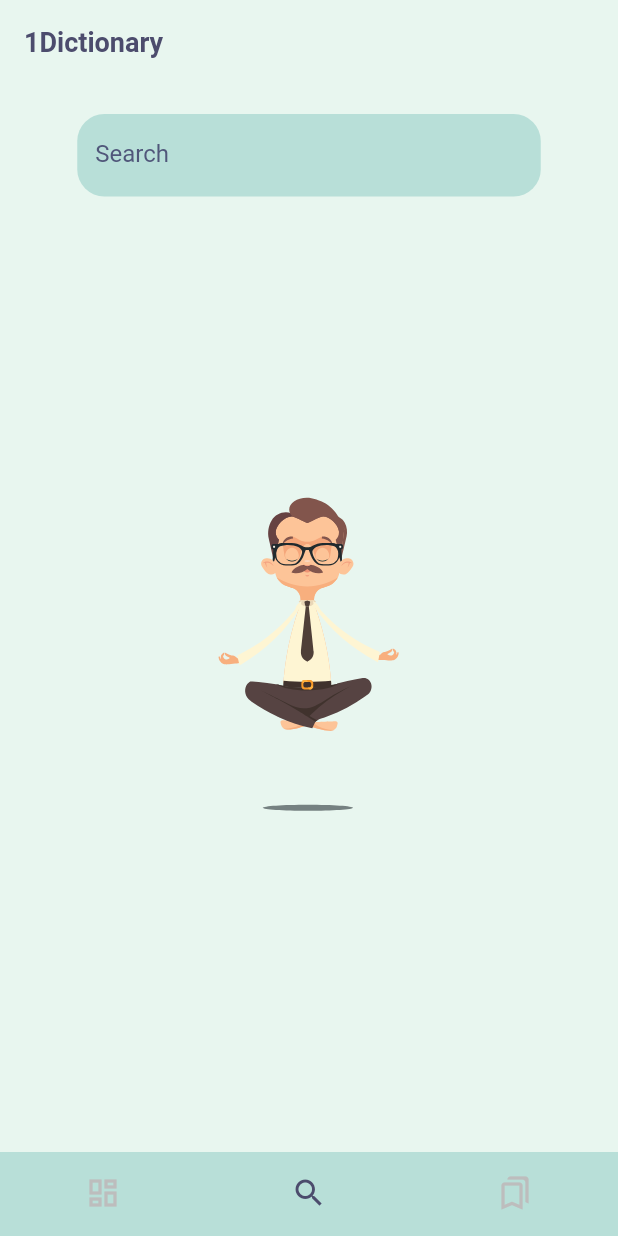
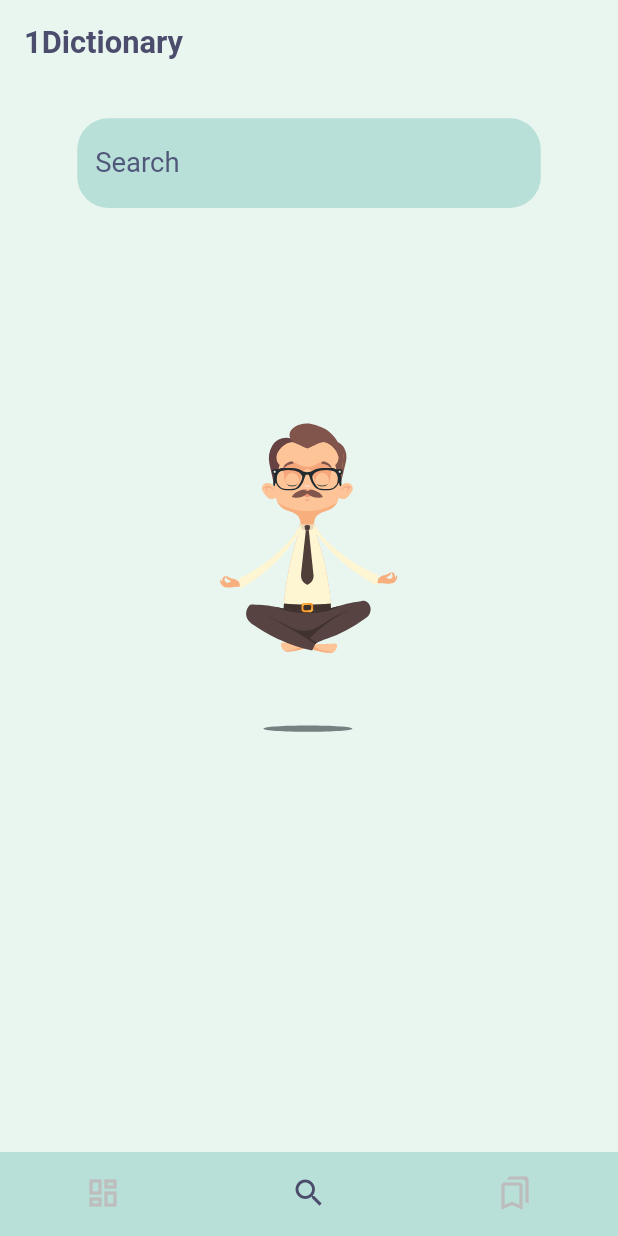
Before and after one commit to shyamexe/Dictionary_app_flutter_using_bloc, a Flutter app: the screen it shows after launch, on a phone screen of 412 x 824 dp. Run offline on Flutter 3.47's test engine with Material 2 defaults, Android fonts, the light colour scheme and no system bars; drawn by our look-alikes of flutter_typeahead, lottie; our stand-ins replace audioplayers, bloc, equatable, flutter_bloc, flutter_screenutil, hive and 2 more; accounts and stored records are empty.

Commit message:
screenUtilImplemented

```diff
--- a/lib/core/themes/app_theme.dart
+++ b/lib/core/themes/app_theme.dart
@@ -1,4 +1,5 @@
 import 'package:flutter/material.dart';
+import 'package:flutter_screenutil/flutter_screenutil.dart';
 import 'package:one_dictionary/core/constants/strings.dart';
 
 class AppTheme {
@@ -10,22 +11,22 @@ class AppTheme {
       canvasColor: const Color(0xffB8DFD8),
       visualDensity: VisualDensity.adaptivePlatformDensity,
       scaffoldBackgroundColor: const Color(0XFFE8F6EF),
-      textTheme: const TextTheme(
-        headline1: TextStyle(fontSize: 20, color:Color(0xff50577A),),
-        headline2: TextStyle(
-          fontSize: 30,
-          color: Color(0xff50577A),
-          fontWeight: FontWeight.bold,
+      textTheme: TextTheme(
+          headline1: TextStyle(
+            fontSize: 20.sp,
+            color: const Color(0xff50577A),
           ),
-          bodyText1: TextStyle(
-            fontSize: 18,
-            color: Color(0xff50577A)),
-          bodyText2: TextStyle(
-            fontSize: 16,
-            color: Color(0xff50577A)),
-        headline6: TextStyle(
-      fontSize: 18, fontWeight: FontWeight.bold, color: Color(0xff50577A))
-      ));
+          headline2: TextStyle(
+            fontSize: 30.sp,
+            color: const Color(0xff50577A),
+            fontWeight: FontWeight.bold,
+          ),
+          bodyText1: TextStyle(fontSize: 18.sp, color: const Color(0xff50577A)),
+          bodyText2: TextStyle(fontSize: 16.sp, color: const Color(0xff50577A)),
+          headline6: TextStyle(
+              fontSize: 18.sp,
+              fontWeight: FontWeight.bold,
+              color: const Color(0xff50577A))));
 
   static final darkTheme = ThemeData(
       primarySwatch: Colors.teal,
@@ -34,20 +35,21 @@ class AppTheme {
       canvasColor: const Color(0xff50577A),
       visualDensity: VisualDensity.adaptivePlatformDensity,
       scaffoldBackgroundColor: const Color(0XFF404258),
-      textTheme:  const TextTheme(
-        headline1: TextStyle(fontSize: 25,fontWeight: FontWeight.bold, color:Color(0xffE8F6EF),),
-        headline2: TextStyle(
-          fontSize: 30,
-          color: Color(0xffE8F6EF),
-          fontWeight: FontWeight.bold,
+      textTheme: TextTheme(
+          headline1: TextStyle(
+            fontSize: 25.sp,
+            fontWeight: FontWeight.bold,
+            color: const Color(0xffE8F6EF),
           ),
-          bodyText1: TextStyle(
-            fontSize: 18,
-            color: Color(0xffE8F6EF)),
-          bodyText2: TextStyle(
-            fontSize: 16,
-            color: Color(0xffE8F6EF)),
+          headline2: TextStyle(
+            fontSize: 30.sp,
+            color: const Color(0xffE8F6EF),
+            fontWeight: FontWeight.bold,
+          ),
+          bodyText1: TextStyle(fontSize: 18.sp, color: const Color(0xffE8F6EF)),
+          bodyText2: TextStyle(fontSize: 16.sp, color: const Color(0xffE8F6EF)),
           headline6: TextStyle(
-      fontSize: 18, fontWeight: FontWeight.bold, color: Color(0xffE8F6EF))
-      ));
+              fontSize: 18.sp,
+              fontWeight: FontWeight.bold,
+              color: const Color(0xffE8F6EF))));
 }
--- a/lib/main.dart
+++ b/lib/main.dart
@@ -1,11 +1,11 @@
 import 'package:flutter/material.dart';
-import 'package:hive/hive.dart';
+import 'package:flutter_screenutil/flutter_screenutil.dart';
 import 'package:hive_flutter/hive_flutter.dart';
 import 'package:one_dictionary/data/models/word_save_model.dart';
 import 'core/themes/app_theme.dart';
 import 'presentation/router/app_router.dart';
 
-void main() async{
+void main() async {
   WidgetsFlutterBinding.ensureInitialized();
   await Hive.initFlutter();
   Hive.registerAdapter(WordSaveAdapter());
@@ -19,6 +19,11 @@ class App extends StatelessWidget {
 
   @override
   Widget build(BuildContext context) {
+    return ScreenUtilInit(
+      designSize: const Size(360, 690),
+      minTextAdapt: true,
+      splitScreenMode: true,
+      builder: (context, child) {
         return MaterialApp(
           theme: AppTheme.lightTheme,
           darkTheme: AppTheme.darkTheme,
@@ -26,5 +31,7 @@ class App extends StatelessWidget {
           initialRoute: AppRouter.home,
           onGenerateRoute: AppRouter.onGenerateRoute,
         );
+      },
+    );
   }
 }
--- a/lib/presentation/screens/feed_screen/feed_screen.dart
+++ b/lib/presentation/screens/feed_screen/feed_screen.dart
@@ -1,6 +1,7 @@
 import 'package:flutter/material.dart';
 import 'package:flutter/widgets.dart';
 import 'package:flutter_bloc/flutter_bloc.dart';
+import 'package:flutter_screenutil/flutter_screenutil.dart';
 import 'package:one_dictionary/core/constants/strings.dart';
 import 'package:one_dictionary/core/themes/app_theme.dart';
 import 'package:one_dictionary/logic/random_word/random_quote_cubit.dart';
@@ -25,7 +26,7 @@ class FeedScreen extends StatelessWidget {
         builder: (context, state) {
           return state.data != null
               ? Padding(
-                  padding: const EdgeInsets.all(20),
+                  padding:  EdgeInsets.all(20.w),
                   child: Column(
                     mainAxisAlignment: MainAxisAlignment.center,
                     children: [
--- a/lib/presentation/screens/home_screen/home_screen.dart
+++ b/lib/presentation/screens/home_screen/home_screen.dart
@@ -1,7 +1,7 @@
 import 'package:flutter/material.dart';
 import 'package:flutter_bloc/flutter_bloc.dart';
+import 'package:flutter_screenutil/flutter_screenutil.dart';
 import 'package:flutter_typeahead/flutter_typeahead.dart';
-// import 'package:flutter_typeahead/flutter_typeahead.dart';
 import 'package:lottie/lottie.dart';
 import 'package:one_dictionary/core/constants/widgets.dart';
 import 'package:one_dictionary/core/themes/app_theme.dart';
@@ -58,7 +58,8 @@ class HomeScreen extends StatelessWidget {
         backgroundColor: Strings.appSoftBlue,
         elevation: 0,
         margin: EdgeInsets.symmetric(
-            vertical: MediaQuery.of(context).size.height * 0.4, horizontal: 20),
+            vertical: MediaQuery.of(context).size.height * 0.4.h,
+            horizontal: 20.w),
       );
       ScaffoldMessenger.of(context).showSnackBar(snackBar);
     }
@@ -77,13 +78,11 @@ class HomeScreen extends StatelessWidget {
 
   @override
   Widget build(BuildContext context) {
-    Size size = MediaQuery.of(context).size;
-
     return SafeArea(
       child: Scaffold(
         resizeToAvoidBottomInset: false,
         appBar: AppBar(
-          title:  Text(
+          title: Text(
             '1Dictionary',
             style: TextStyle(color: Theme.of(context).primaryColor),
           ),
@@ -96,16 +95,16 @@ class HomeScreen extends StatelessWidget {
               var snackBar = SnackBar(
                 content: Text(
                   'No results found for ${searchController.text}',
-                  style: const TextStyle(
-                    fontSize: 20,
+                  style: TextStyle(
+                    fontSize: 20.sp,
                   ),
                   textAlign: TextAlign.center,
                 ),
                 behavior: SnackBarBehavior.floating,
                 backgroundColor: Strings.appSoftBlue,
                 elevation: 0,
-                margin: EdgeInsets.symmetric(
-                    vertical: size.height * 0.4, horizontal: 20),
+                //size changed
+                margin: EdgeInsets.symmetric(vertical: 20.h, horizontal: 20.w),
               );
 
               ScaffoldMessenger.of(context).showSnackBar(snackBar);
@@ -113,17 +112,19 @@ class HomeScreen extends StatelessWidget {
             }
           },
           builder: (context, searchState) {
-            return Column(
+            return SingleChildScrollView(
+              child: Column(
                 children: [
                   Padding(
-                    padding: const EdgeInsets.all(20),
+                      padding: EdgeInsets.all(20.w),
                       child: Row(
                         crossAxisAlignment: CrossAxisAlignment.center,
                         mainAxisAlignment: MainAxisAlignment.center,
                         children: [
                           SizedBox(
-                            height: 55,
-                            width: size.width * 0.75,
+                              height: 50.h,
+                              //sdhgiuadgfiuadg
+                              width: 270.w,
                               child: TypeAheadField(
                                 hideOnLoading: true,
                                 textFieldConfiguration: TextFieldConfiguration(
@@ -134,45 +135,49 @@ class HomeScreen extends StatelessWidget {
                                   focusNode: focusNode,
                                   controller: searchController,
                                   style: Theme.of(context).textTheme.bodyText2,
-                                decoration:  InputDecoration(
+                                  decoration: InputDecoration(
                                       filled: true,
                                       fillColor: Theme.of(context).canvasColor,
                                       border: OutlineInputBorder(
-                                      borderRadius: BorderRadius.circular(18),
-                                      borderSide: BorderSide.none
-                                    ),
+                                          borderRadius:
+                                              BorderRadius.circular(18.w),
+                                          borderSide: BorderSide.none),
                                       focusedBorder: OutlineInputBorder(
-                                      borderRadius: BorderRadius.circular(18),
-                                      borderSide: BorderSide.none
-                                    ),
+                                          borderRadius:
+                                              BorderRadius.circular(18.w),
+                                          borderSide: BorderSide.none),
                                       enabledBorder: OutlineInputBorder(
-                                      borderRadius: BorderRadius.circular(18),
-                                      borderSide: BorderSide.none
-                                    ),
+                                          borderRadius:
+                                              BorderRadius.circular(18.w),
+                                          borderSide: BorderSide.none),
                                       focusedErrorBorder: OutlineInputBorder(
-                                      borderRadius: BorderRadius.circular(18),
-                                      borderSide: BorderSide.none
-                                    ),
+                                          borderRadius:
+                                              BorderRadius.circular(18.w),
+                                          borderSide: BorderSide.none),
                                       errorBorder: OutlineInputBorder(
-                                      borderRadius: BorderRadius.circular(18),
-                                      borderSide: BorderSide.none
-                                    ),
+                                          borderRadius:
+                                              BorderRadius.circular(18.w),
+                                          borderSide: BorderSide.none),
                                       disabledBorder: OutlineInputBorder(
-                                      borderRadius: BorderRadius.circular(18),
-                                      borderSide: BorderSide.none
-                                    ),
-
-                                    hintStyle: Theme.of(context).textTheme.bodyText2,
+                                          borderRadius:
+                                              BorderRadius.circular(18.w),
+                                          borderSide: BorderSide.none),
+                                      hintStyle:
+                                          Theme.of(context).textTheme.bodyText2,
                                       hintText: 'Search'),
                                 ),
-                              suggestionsCallback: (Pattern) async {
+                                suggestionsCallback: (pattern) async {
                                   return await BackendService.getSuggestions(
-                                    Pattern);
+                                      pattern);
                                 },
                                 itemBuilder:
                                     (context, Map<String, String> suggestion) {
                                   return ListTile(
-                                  title: Text(suggestion['name']!,style: Theme.of(context).textTheme.bodyText2,),
+                                    title: Text(
+                                      suggestion['name']!,
+                                      style:
+                                          Theme.of(context).textTheme.bodyText2,
+                                    ),
                                   );
                                 },
                                 onSuggestionSelected:
@@ -198,41 +203,41 @@ class HomeScreen extends StatelessWidget {
                           // )
                         ],
                       )),
-                const SizedBox(
-                  height: 20,
+                  SizedBox(
+                    height: 20.h,
                   ),
                   searchState.data == null
                       ? const SizedBox()
                       : SizedBox(
-                        width: size.width,
+                          width: 360.w,
                           child: Row(
                             mainAxisAlignment: MainAxisAlignment.spaceEvenly,
                             children: [
                               SelectableText(
                                 "${searchState.data!.word}",
-                              style:Theme.of(context).textTheme.headline1,
-
+                                style: Theme.of(context).textTheme.headline1,
                               ),
                               Text(
                                 searchState.data!.phonetics![0].text.toString(),
-                              style:Theme.of(context).textTheme.headline1,
+                                style: Theme.of(context).textTheme.headline1,
                                 overflow: TextOverflow.ellipsis,
                               ),
                               IconButton(
                                 onPressed: () {
                                   player(searchState.data!.phonetics!);
                                 },
-                              icon:  Icon(
+                                icon: Icon(
                                   Icons.volume_up_rounded,
-                                color:Theme.of(context).primaryColor,
+                                  color: Theme.of(context).primaryColor,
                                 ),
                               ),
                               IconButton(
                                 onPressed: () {
                                   addWordToBox(
-                                    searchState.data!.word.toString(), context);
+                                      searchState.data!.word.toString(),
+                                      context);
                                 },
-                              icon:  Icon(
+                                icon: Icon(
                                   Icons.bookmark_outline,
                                   color: Theme.of(context).primaryColor,
                                 ),
@@ -241,11 +246,10 @@ class HomeScreen extends StatelessWidget {
                           ),
                         ),
                   Container(
-                  padding: const EdgeInsets.all(20),
-                  height: size.height / 1.517,
+                    padding: EdgeInsets.all(20.w),
                     child: searchState.data != null
                         ? ListView.builder(
-                        padding: EdgeInsets.symmetric(horizontal: 20),
+                            padding: EdgeInsets.symmetric(horizontal: 20.w),
                             physics: const BouncingScrollPhysics(
                                 parent: AlwaysScrollableScrollPhysics()),
                             shrinkWrap: true,
@@ -257,12 +261,14 @@ class HomeScreen extends StatelessWidget {
                                   AppWidgets.sizeHeight10,
                                   SelectableText(
                                     '${searchState.data!.meanings![i].partOfSpeech}',
-                                  style: Theme.of(context).textTheme.headline6,
+                                    style:
+                                        Theme.of(context).textTheme.headline6,
                                   ),
                                   AppWidgets.sizeHeight10,
                                   SelectableText(
                                     '${searchState.data!.meanings![i].definitions![0].definition}',
-                                  style: Theme.of(context).textTheme.bodyText1,
+                                    style:
+                                        Theme.of(context).textTheme.bodyText1,
                                   ),
                                   searchState.data!.meanings![i].definitions![0]
                                               .example !=
@@ -274,7 +280,9 @@ class HomeScreen extends StatelessWidget {
                                           null
                                       ? SelectableText(
                                           'Example - ${searchState.data!.meanings![i].definitions![0].example}',
-                                        style: Theme.of(context).textTheme.bodyText1,
+                                          style: Theme.of(context)
+                                              .textTheme
+                                              .bodyText1,
                                         )
                                       : const SizedBox(),
                                 ],
@@ -284,6 +292,7 @@ class HomeScreen extends StatelessWidget {
                         : LottieBuilder.asset('assets/meditating.json'),
                   )
                 ],
+              ),
             );
           },
         ),
--- a/lib/presentation/screens/save_words_screen/saved_words_screen.dart
+++ b/lib/presentation/screens/save_words_screen/saved_words_screen.dart
@@ -1,4 +1,5 @@
 import 'package:flutter/material.dart';
+import 'package:flutter_screenutil/flutter_screenutil.dart';
 import 'package:hive_flutter/hive_flutter.dart';
 import 'package:intl/intl.dart';
 import 'package:lottie/lottie.dart';
@@ -19,7 +20,6 @@ class SavedWordsScreen extends StatelessWidget {
 
   @override
   Widget build(BuildContext context) {
-    Size size = MediaQuery.of(context).size;
     List<WordSave> list = [];
     final DateFormat formatted = DateFormat('dd-MM-yy');
 
@@ -57,7 +57,7 @@ class SavedWordsScreen extends StatelessWidget {
                           style: Theme.of(context).textTheme.bodyText2,
                         ),
                         trailing: IconButton(
-                          icon:  Icon(
+                          icon: Icon(
                             Icons.delete_outline,
                             color: Theme.of(context).primaryColor,
                           ),
@@ -72,8 +72,7 @@ class SavedWordsScreen extends StatelessWidget {
                   child: Column(
                     mainAxisAlignment: MainAxisAlignment.center,
                     children: [
-                      LottieBuilder.asset('assets/rolling.json',
-                          width: size.width * 0.8),
+                      LottieBuilder.asset('assets/rolling.json', width: 250.w),
                       Text(
                         'No words found !',
                         style: Theme.of(context).textTheme.bodyText1,
--- a/pubspec.yaml
+++ b/pubspec.yaml
@@ -44,7 +44,8 @@ dependencies:
   hive_flutter: ^1.1.0
   intl: ^0.17.0
   lottie: ^1.2.2
-  flutter_typeahead: ^3.2.4
+  flutter_typeahead: ^4.1.1
+  flutter_screenutil: ^5.6.0
 
 dev_dependencies:
   flutter_test:
```
Also changed, not shown: pubspec.lock. Lines whose indentation alone changed are shown as unchanged.
